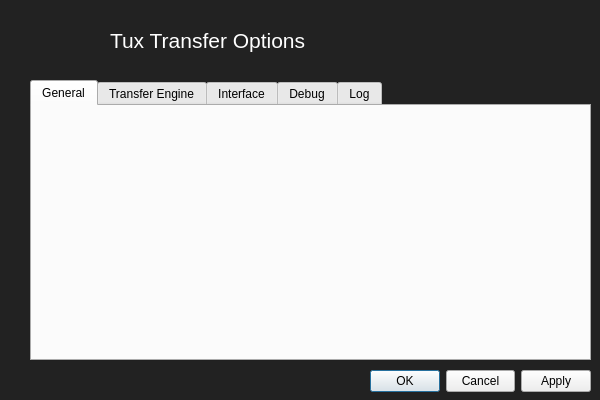
The window that ui/optionsDialog.ui (codepandora/tux-transfer) describes before a commit, drawn with Qt 5.
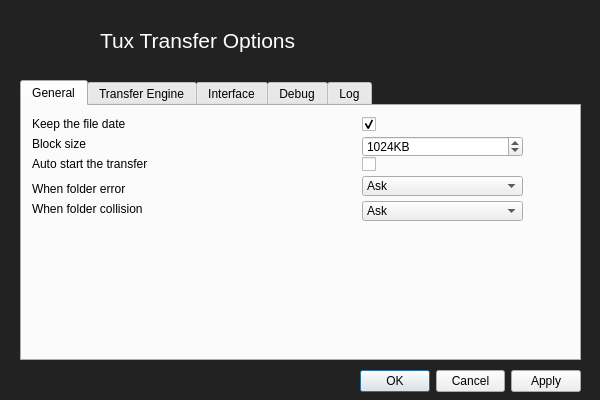
The same window after the commit. Icons and pictures are not drawn.

Diff of the .ui file:
```diff
--- a/ui/optionsDialog.ui
+++ b/ui/optionsDialog.ui
@@ -38,12 +38,17 @@
 QLabel
 {
  color:#ffffff;
+}
+
+#tabGeneral QLabel
+{
+ color:#000;
 }</string>
   </property>
   <widget class="QDialogButtonBox" name="buttonBox">
    <property name="geometry">
     <rect>
-     <x>370</x>
+     <x>360</x>
      <y>370</y>
      <width>221</width>
      <height>23</height>
@@ -56,7 +61,7 @@
   <widget class="QTabWidget" name="tabOptions">
    <property name="geometry">
     <rect>
-     <x>30</x>
+     <x>20</x>
      <y>80</y>
      <width>561</width>
      <height>281</height>
@@ -69,6 +74,158 @@
     <attribute name="title">
      <string>General</string>
     </attribute>
+    <widget class="QLabel" name="label">
+     <property name="geometry">
+      <rect>
+       <x>10</x>
+       <y>10</y>
+       <width>311</width>
+       <height>16</height>
+      </rect>
+     </property>
+     <property name="text">
+      <string>Keep the file date</string>
+     </property>
+    </widget>
+    <widget class="QLabel" name="label_2">
+     <property name="geometry">
+      <rect>
+       <x>10</x>
+       <y>30</y>
+       <width>311</width>
+       <height>16</height>
+      </rect>
+     </property>
+     <property name="text">
+      <string>Block size</string>
+     </property>
+    </widget>
+    <widget class="QLabel" name="label_3">
+     <property name="geometry">
+      <rect>
+       <x>10</x>
+       <y>50</y>
+       <width>311</width>
+       <height>16</height>
+      </rect>
+     </property>
+     <property name="text">
+      <string>Auto start the transfer</string>
+     </property>
+    </widget>
+    <widget class="QLabel" name="label_4">
+     <property name="geometry">
+      <rect>
+       <x>10</x>
+       <y>75</y>
+       <width>311</width>
+       <height>16</height>
+      </rect>
+     </property>
+     <property name="text">
+      <string>When folder error</string>
+     </property>
+    </widget>
+    <widget class="QLabel" name="label_5">
+     <property name="geometry">
+      <rect>
+       <x>10</x>
+       <y>95</y>
+       <width>311</width>
+       <height>16</height>
+      </rect>
+     </property>
+     <property name="text">
+      <string>When folder collision</string>
+     </property>
+    </widget>
+    <widget class="QCheckBox" name="checkBox">
+     <property name="geometry">
+      <rect>
+       <x>340</x>
+       <y>10</y>
+       <width>70</width>
+       <height>17</height>
+      </rect>
+     </property>
+     <property name="text">
+      <string/>
+     </property>
+     <property name="checked">
+      <bool>true</bool>
+     </property>
+    </widget>
+    <widget class="QSpinBox" name="spinBox">
+     <property name="geometry">
+      <rect>
+       <x>340</x>
+       <y>30</y>
+       <width>161</width>
+       <height>21</height>
+      </rect>
+     </property>
+     <property name="suffix">
+      <string>KB</string>
+     </property>
+     <property name="maximum">
+      <number>4096</number>
+     </property>
+     <property name="singleStep">
+      <number>1024</number>
+     </property>
+     <property name="value">
+      <number>1024</number>
+     </property>
+    </widget>
+    <widget class="QCheckBox" name="checkBox_2">
+     <property name="geometry">
+      <rect>
+       <x>340</x>
+       <y>50</y>
+       <width>70</width>
+       <height>17</height>
+      </rect>
+     </property>
+     <property name="text">
+      <string/>
+     </property>
+    </widget>
+    <widget class="QComboBox" name="comboBox">
+     <property name="geometry">
+      <rect>
+       <x>340</x>
+       <y>70</y>
+       <width>161</width>
+       <height>20</height>
+      </rect>
+     </property>
+     <property name="editable">
+      <bool>false</bool>
+     </property>
+     <property name="currentText">
+      <string>Ask</string>
+     </property>
+     <item>
+      <property name="text">
+       <string>Ask</string>
+      </property>
+     </item>
+    </widget>
+    <widget class="QComboBox" name="comboBox_2">
+     <property name="geometry">
+      <rect>
+       <x>340</x>
+       <y>95</y>
+       <width>161</width>
+       <height>20</height>
+      </rect>
+     </property>
+     <item>
+      <property name="text">
+       <string>Ask</string>
+      </property>
+     </item>
+    </widget>
    </widget>
    <widget class="QWidget" name="tabEngine">
     <attribute name="title">
@@ -94,7 +251,7 @@
   <widget class="QLabel" name="lblLogo">
    <property name="geometry">
     <rect>
-     <x>30</x>
+     <x>20</x>
      <y>5</y>
      <width>71</width>
      <height>71</height>
@@ -113,7 +270,7 @@
   <widget class="QLabel" name="lblOptions">
    <property name="geometry">
     <rect>
-     <x>110</x>
+     <x>100</x>
      <y>20</y>
      <width>261</width>
      <height>41</height>
```
